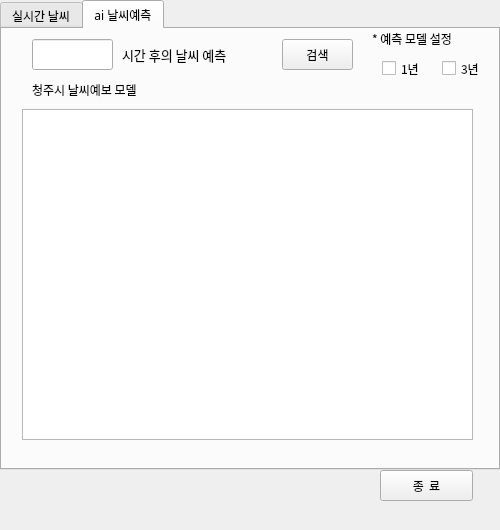
The window that app.ui (styughjvbn/CollegeClass_Weather_forecast_project) describes before a commit, drawn with Qt 5.
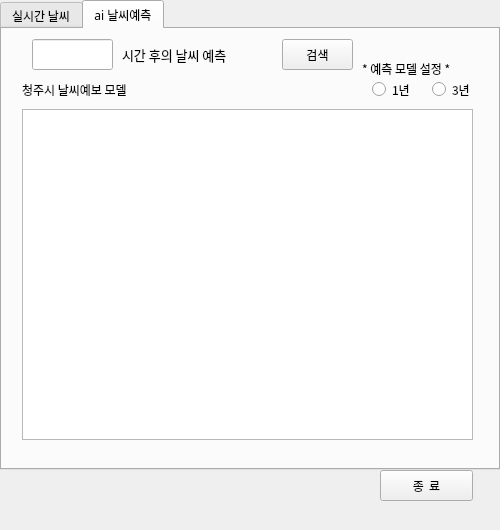
The same window after the commit.

The edit to the form file:
```diff
--- a/app.ui
+++ b/app.ui
@@ -180,7 +180,7 @@
      <widget class="QLabel" name="label_2">
       <property name="geometry">
        <rect>
-        <x>30</x>
+        <x>20</x>
         <y>50</y>
         <width>151</width>
         <height>21</height>
@@ -218,43 +218,17 @@
        </rect>
       </property>
      </widget>
-     <widget class="QCheckBox" name="checkBox">
-      <property name="geometry">
-       <rect>
-        <x>380</x>
-        <y>30</y>
-        <width>51</width>
-        <height>19</height>
-       </rect>
-      </property>
-      <property name="text">
-       <string>1년</string>
-      </property>
-     </widget>
-     <widget class="QCheckBox" name="checkBox_2">
-      <property name="geometry">
-       <rect>
-        <x>440</x>
-        <y>30</y>
-        <width>51</width>
-        <height>19</height>
-       </rect>
-      </property>
-      <property name="text">
-       <string>3년</string>
-      </property>
-     </widget>
      <widget class="QLabel" name="label_4">
       <property name="geometry">
        <rect>
-        <x>370</x>
-        <y>0</y>
-        <width>111</width>
+        <x>360</x>
+        <y>30</y>
+        <width>131</width>
         <height>20</height>
        </rect>
       </property>
       <property name="text">
-       <string>* 예측 모델 설정</string>
+       <string>* 예측 모델 설정 *</string>
       </property>
      </widget>
      <widget class="QPushButton" name="pushButton_3">
@@ -270,6 +244,32 @@
        <string>검색</string>
       </property>
      </widget>
+     <widget class="QRadioButton" name="radioButton">
+      <property name="geometry">
+       <rect>
+        <x>370</x>
+        <y>50</y>
+        <width>51</width>
+        <height>21</height>
+       </rect>
+      </property>
+      <property name="text">
+       <string>1년</string>
+      </property>
+     </widget>
+     <widget class="QRadioButton" name="radioButton_2">
+      <property name="geometry">
+       <rect>
+        <x>430</x>
+        <y>50</y>
+        <width>51</width>
+        <height>21</height>
+       </rect>
+      </property>
+      <property name="text">
+       <string>3년</string>
+      </property>
+     </widget>
     </widget>
    </widget>
    <widget class="QPushButton" name="pushButton">
```
